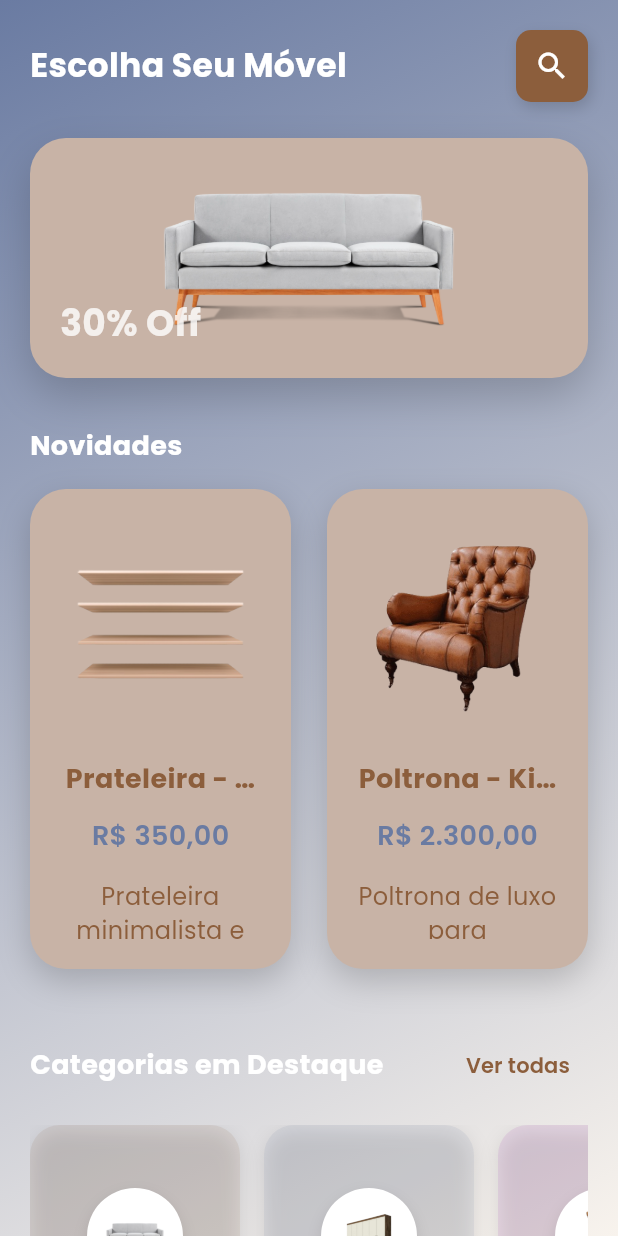
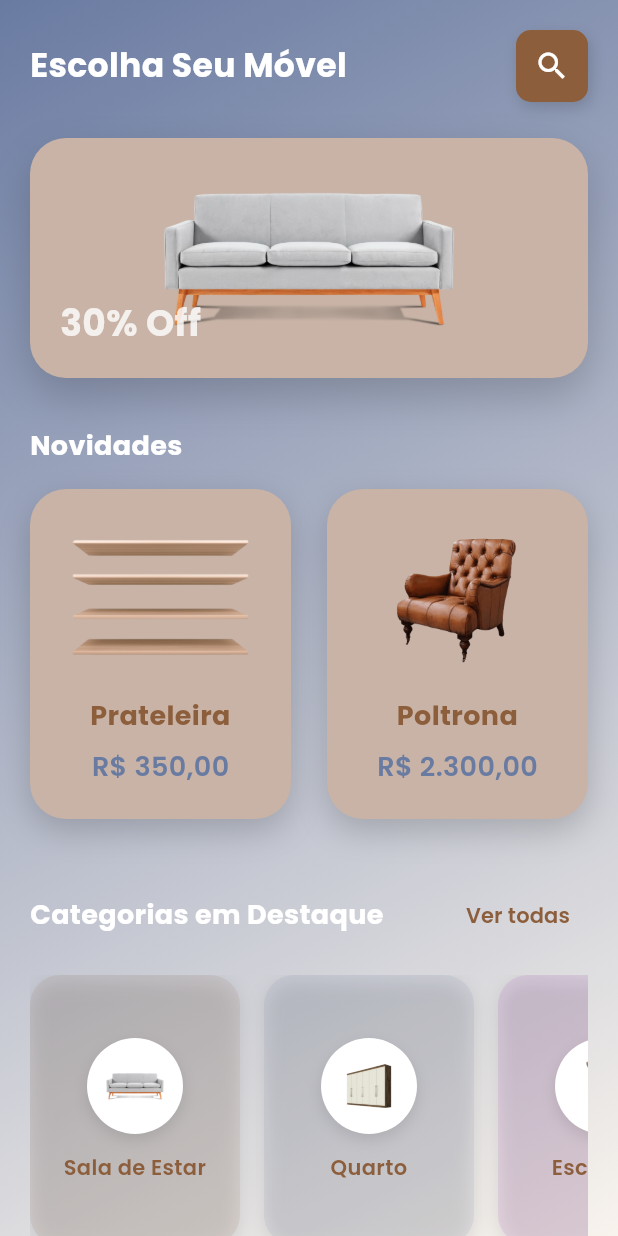
Before and after one commit to otavioms/shop_ar, a Flutter app: the HomePage screen opened directly, on a phone screen of 412 x 824 dp. Run offline on Flutter 3.47's test engine with Material 3 defaults, Android fonts, the phone set to English and light mode, and no system bars; our stand-ins replace google_fonts; missing offline and left inert: arcore_flutter_plugin.

Commit message:
refactor: update product specifications formatting and enhance home page card layout

```diff
--- a/lib/Pages/home_page.dart
+++ b/lib/Pages/home_page.dart
@@ -103,6 +103,7 @@ class _HomePageState extends State<HomePage> with SingleTickerProviderStateMixin
                               title: 'Sofá 3 Lugares',
                               price: 'R\$ 1.299,90',
                               description: 'Sofá confortável para sua sala com tecido premium.',
+                              modeloPath: 'assets/models/sofa.glb',
                             ),
                           ),
                         );
@@ -167,6 +168,7 @@ class _HomePageState extends State<HomePage> with SingleTickerProviderStateMixin
                           'Prateleira - Soft',
                           'R\$ 350,00',
                           'Prateleira minimalista e resistente.',
+                          'assets/models/prateleira.glb',
                           cardWidth,
                         ),
                         _buildNovidadeCard(
@@ -175,6 +177,7 @@ class _HomePageState extends State<HomePage> with SingleTickerProviderStateMixin
                           'Poltrona - King',
                           'R\$ 2.300,00',
                           'Poltrona de luxo para relaxamento.',
+                          'assets/models/poltrona.glb',
                           cardWidth,
                         ),
                       ],
@@ -284,7 +287,9 @@ class _HomePageState extends State<HomePage> with SingleTickerProviderStateMixin
     );
   }
 
-  Widget _buildNovidadeCard(BuildContext context, String image, String title, String price, String description, double width) {
+  Widget _buildNovidadeCard(BuildContext context, String image, String title, String price, String description, String modeloPath, double width) {
+    final shortTitle = title.split(' ')[0];
+
     return GestureDetector(
       onTap: () {
         Navigator.push(
@@ -295,13 +300,14 @@ class _HomePageState extends State<HomePage> with SingleTickerProviderStateMixin
               title: title,
               price: price,
               description: description,
+              modeloPath: modeloPath,
             ),
           ),
         );
       },
       child: Container(
         width: width,
-        height: 320,
+        height: 220,
         decoration: BoxDecoration(
           color: AppColors.card,
           borderRadius: BorderRadius.circular(24),
@@ -314,15 +320,15 @@ class _HomePageState extends State<HomePage> with SingleTickerProviderStateMixin
           ],
         ),
         child: Padding(
-          padding: const EdgeInsets.all(20.0),
+          padding: const EdgeInsets.all(16.0),
           child: Column(
             mainAxisAlignment: MainAxisAlignment.center,
             crossAxisAlignment: CrossAxisAlignment.center,
             children: [
-              Image.asset(image, height: 140),
-              const SizedBox(height: 20),
+              Image.asset(image, height: 100),
+              const SizedBox(height: 16),
               Text(
-                title,
+                shortTitle,
                 style: GoogleFonts.poppins(
                   fontWeight: FontWeight.bold,
                   fontSize: 18,
@@ -332,26 +338,13 @@ class _HomePageState extends State<HomePage> with SingleTickerProviderStateMixin
                 maxLines: 1,
                 overflow: TextOverflow.ellipsis,
               ),
-              const SizedBox(height: 12),
+              const SizedBox(height: 8),
               Text(
                 price,
                 style: GoogleFonts.poppins(
                   color: AppColors.accent,
                   fontWeight: FontWeight.w600,
                   fontSize: 18,
-                ),
-              ),
-              const SizedBox(height: 16),
-              Expanded(
-                child: Text(
-                  description,
-                  style: GoogleFonts.poppins(
-                    color: AppColors.textPrimary,
-                    fontSize: 16,
-                  ),
-                  textAlign: TextAlign.center,
-                  maxLines: 4,
-                  overflow: TextOverflow.ellipsis,
                 ),
               ),
             ],
@@ -412,4 +405,15 @@ class _HomePageState extends State<HomePage> with SingleTickerProviderStateMixin
       ),
     );
   }
+
+  String? _getModeloPathForNovidade(String title) {
+    switch (title) {
+      case 'Prateleira - Soft':
+        return 'assets/models/prateleira.glb';
+      case 'Poltrona - King':
+        return 'assets/models/poltrona.glb';
+      default:
+        return null;
+    }
+  }
 }
```
Also changed, not shown: lib/Pages/catalog_page.dart (+5 -5 lines), lib/Pages/product_detail_page.dart (+24 -9 lines).
